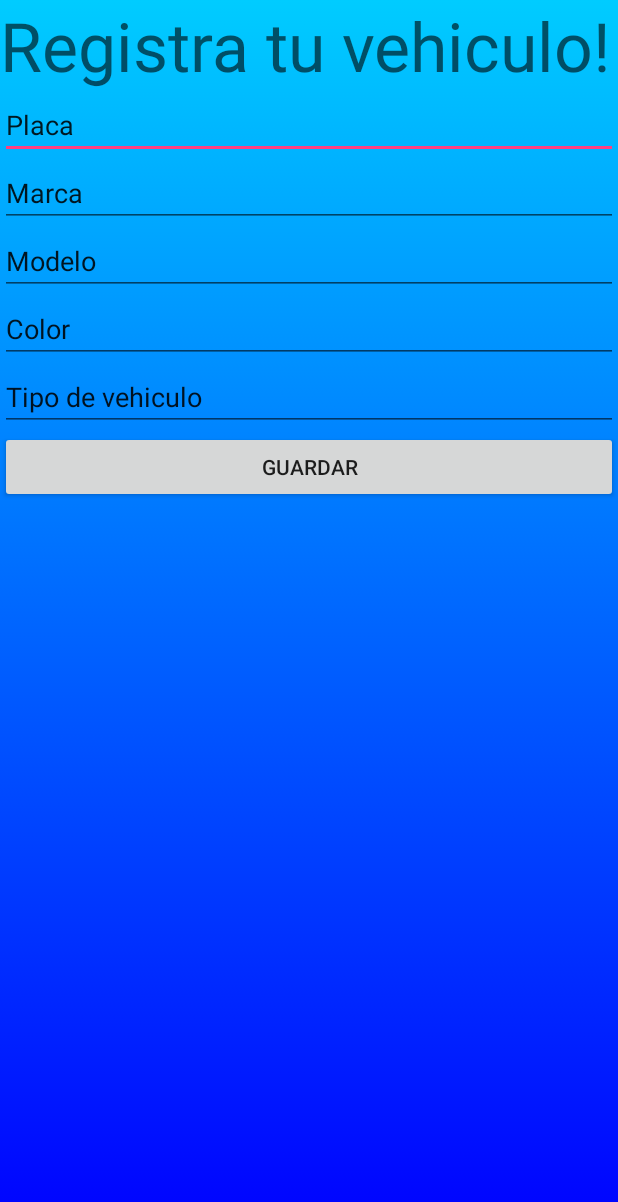
After one commit to PipeRojas/ShareParkApp, an Android app: the layout register_vehicle.xml on its own in the app's theme, with its tools: preview values and no code run, on a phone screen of 412 x 824 dp. The commit adds this screen. Shown: the top 1202 px of the screen. Run offline under Robolectric (Android 15) with nearby library versions, the phone set to English and light mode, and no system bars; network calls fail.

Commit message:
Actividad registro de vehiculos sin direccion heroku

```diff
--- a/app/src/main/java/eci/cosw/edu/sharepark/RegisterParkingActivity.java
+++ b/app/src/main/java/eci/cosw/edu/sharepark/RegisterParkingActivity.java
@@ -42,7 +42,7 @@ public class RegisterParkingActivity extends AppCompatActivity {
         hood = (CheckBox)findViewById(R.id.checkBox2);
         house = (CheckBox)findViewById(R.id.checkBox);
         roof = (CheckBox)findViewById(R.id.checkBox3);
-        unroof = (CheckBox)findViewById(R.id.checkBox2);
+        unroof = (CheckBox)findViewById(R.id.checkBox4);
         costo = (TextView) findViewById(R.id.costo);
         est = (TextView) findViewById(R.id.estrato);
         owner_id = (TextView) findViewById(R.id.owner_id);
@@ -58,7 +58,7 @@ public class RegisterParkingActivity extends AppCompatActivity {
     public void guardar() {
 
         RequestQueue queue = Volley.newRequestQueue(this);
-        final String url = "https://shareparkservices.herokuapp.com/usuarios/";
+        final String url = "https://shareparkservices.herokuapp.com/parkings/";
         HashMap<String, String> parksParam = new HashMap<String, String>();
         parksParam.put("owner_id",owner_id.toString() );
         parksParam.put("covert",roof.toString() );
--- /dev/null
+++ b/app/src/main/res/layout/register_vehicle.xml
@@ -0,0 +1,67 @@
+<?xml version="1.0" encoding="utf-8"?>
+
+<ScrollView xmlns:android="http://schemas.android.com/apk/res/android"
+    xmlns:tools="http://schemas.android.com/tools"
+    android:layout_width="match_parent"
+    android:layout_height="match_parent"
+    android:background="@drawable/background_degrade">
+
+<LinearLayout
+    android:orientation="vertical" android:layout_width="match_parent"
+    android:layout_height="match_parent"
+    android:weightSum="1">
+
+    <TextView
+        android:text="Registra tu vehiculo!"
+        android:layout_width="match_parent"
+        android:layout_height="wrap_content"
+        android:id="@+id/textView12"
+        android:textAppearance="@style/TextAppearance.AppCompat.Display2" />
+
+    <EditText
+        android:layout_width="match_parent"
+        android:layout_height="wrap_content"
+        android:inputType="textPersonName"
+        android:text="Placa"
+        android:ems="10"
+        android:id="@+id/placa" />
+
+    <EditText
+        android:layout_width="match_parent"
+        android:layout_height="wrap_content"
+        android:inputType="textPersonName"
+        android:text="Marca"
+        android:ems="10"
+        android:id="@+id/marca" />
+
+    <EditText
+        android:layout_width="match_parent"
+        android:layout_height="wrap_content"
+        android:inputType="textPersonName"
+        android:text="Modelo"
+        android:ems="10"
+        android:id="@+id/modelo" />
+
+    <EditText
+        android:layout_width="match_parent"
+        android:layout_height="wrap_content"
+        android:inputType="textPersonName"
+        android:text="Color"
+        android:ems="10"
+        android:id="@+id/color" />
+
+    <EditText
+        android:layout_width="match_parent"
+        android:layout_height="wrap_content"
+        android:inputType="textPersonName"
+        android:text="Tipo de vehiculo"
+        android:ems="10"
+        android:id="@+id/tvehiculo" />
+
+    <Button
+        android:text="Guardar"
+        android:layout_width="match_parent"
+        android:layout_height="wrap_content"
+        android:id="@+id/guar"/>
+</LinearLayout>
+</ScrollView>
--- a/build.gradle
+++ b/build.gradle
@@ -5,7 +5,7 @@ buildscript {
         jcenter()
     }
     dependencies {
-        classpath 'com.android.tools.build:gradle:2.2.2'
+        classpath 'com.android.tools.build:gradle:2.2.3'
 
         // NOTE: Do not place your application dependencies here; they belong
         // in the individual module build.gradle files
```
Also changed, not shown: app/src/main/java/eci/cosw/edu/sharepark/RegisterVehicleActivity.java (added, +84 -0 lines).
